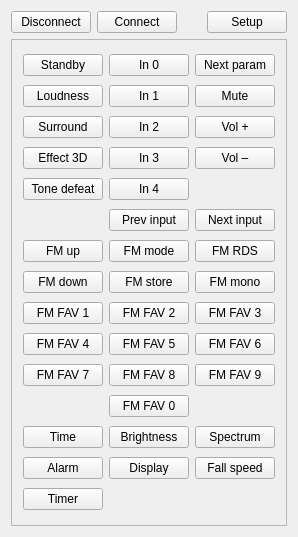
WiseLord/ampcontrol, file remote/mainwindow.ui: the form before one commit.
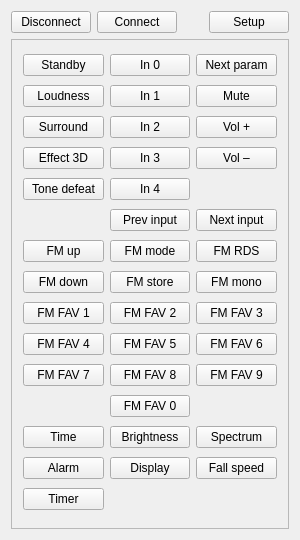
The form after the commit.

Commit message: Remote: change windows title and size

```diff
--- a/remote/mainwindow.ui
+++ b/remote/mainwindow.ui
@@ -6,10 +6,16 @@
    <rect>
     <x>0</x>
     <y>0</y>
-    <width>293</width>
-    <height>537</height>
+    <width>300</width>
+    <height>540</height>
    </rect>
   </property>
+  <property name="minimumSize">
+   <size>
+    <width>300</width>
+    <height>540</height>
+   </size>
+  </property>
   <property name="windowTitle">
    <string>MainWindow</string>
   </property>
```
Left out of the diff: 2 changed lines with no effect on the pictures. The commit also changes 1 other file.
